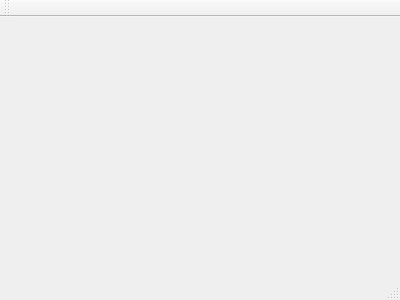
This is student/12/timer/mainwindow.ui in X4mirual/TIE-02201-Programming-2-Basics as Qt 5 draws it before an edit. The edited form follows.
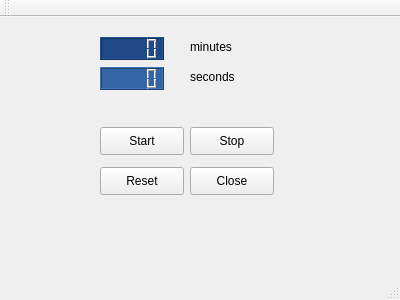
This is the edited form.

Commit message: ou jeee B)

The edit to the form file:
```diff
--- a/student/12/timer/mainwindow.ui
+++ b/student/12/timer/mainwindow.ui
@@ -12,13 +12,133 @@
   <property name="windowTitle" >
    <string>MainWindow</string>
   </property>
-  <widget class="QMenuBar" name="menuBar" />
-  <widget class="QToolBar" name="mainToolBar" />
-  <widget class="QWidget" name="centralWidget" />
-  <widget class="QStatusBar" name="statusBar" />
+  <widget class="QWidget" name="centralWidget">
+   <widget class="QLCDNumber" name="lcdNumberMin">
+    <property name="geometry">
+     <rect>
+      <x>100</x>
+      <y>20</y>
+      <width>64</width>
+      <height>23</height>
+     </rect>
+    </property>
+    <property name="styleSheet">
+     <string notr="true">background-color: rgb(32, 74, 135);</string>
+    </property>
+   </widget>
+   <widget class="QLCDNumber" name="lcdNumberSec">
+    <property name="geometry">
+     <rect>
+      <x>100</x>
+      <y>50</y>
+      <width>64</width>
+      <height>23</height>
+     </rect>
+    </property>
+    <property name="styleSheet">
+     <string notr="true">background-color: rgb(52, 101, 164);</string>
+    </property>
+   </widget>
+   <widget class="QLabel" name="label">
+    <property name="geometry">
+     <rect>
+      <x>190</x>
+      <y>20</y>
+      <width>63</width>
+      <height>20</height>
+     </rect>
+    </property>
+    <property name="text">
+     <string>minutes</string>
+    </property>
+   </widget>
+   <widget class="QLabel" name="label_2">
+    <property name="geometry">
+     <rect>
+      <x>190</x>
+      <y>50</y>
+      <width>63</width>
+      <height>20</height>
+     </rect>
+    </property>
+    <property name="text">
+     <string>seconds</string>
+    </property>
+   </widget>
+   <widget class="QPushButton" name="startButton">
+    <property name="geometry">
+     <rect>
+      <x>100</x>
+      <y>110</y>
+      <width>84</width>
+      <height>28</height>
+     </rect>
+    </property>
+    <property name="text">
+     <string>Start</string>
+    </property>
+   </widget>
+   <widget class="QPushButton" name="stopButton">
+    <property name="geometry">
+     <rect>
+      <x>190</x>
+      <y>110</y>
+      <width>84</width>
+      <height>28</height>
+     </rect>
+    </property>
+    <property name="text">
+     <string>Stop</string>
+    </property>
+   </widget>
+   <widget class="QPushButton" name="resetButton">
+    <property name="geometry">
+     <rect>
+      <x>100</x>
+      <y>150</y>
+      <width>84</width>
+      <height>28</height>
+     </rect>
+    </property>
+    <property name="text">
+     <string>Reset</string>
+    </property>
+   </widget>
+   <widget class="QPushButton" name="closeButton">
+    <property name="geometry">
+     <rect>
+      <x>190</x>
+      <y>150</y>
+      <width>84</width>
+      <height>28</height>
+     </rect>
+    </property>
+    <property name="text">
+     <string>Close</string>
+    </property>
+   </widget>
+  </widget>
+  <widget class="QMenuBar" name="menuBar">
+   <property name="geometry">
+    <rect>
+     <x>0</x>
+     <y>0</y>
+     <width>400</width>
+     <height>25</height>
+    </rect>
+   </property>
+  </widget>
+  <widget class="QToolBar" name="mainToolBar">
+   <attribute name="toolBarArea">
+    <enum>TopToolBarArea</enum>
+   </attribute>
+   <attribute name="toolBarBreak">
+    <bool>false</bool>
+   </attribute>
+  </widget>
+  <widget class="QStatusBar" name="statusBar"/>
  </widget>
- <layoutDefault spacing="6" margin="11" />
- <pixmapfunction></pixmapfunction>
+ <layoutdefault spacing="6" margin="11"/>
  <resources/>
  <connections/>
 </ui>
```
Left out of the diff: 26 changed lines with no effect on the pictures. The commit also changes 2 other files.
